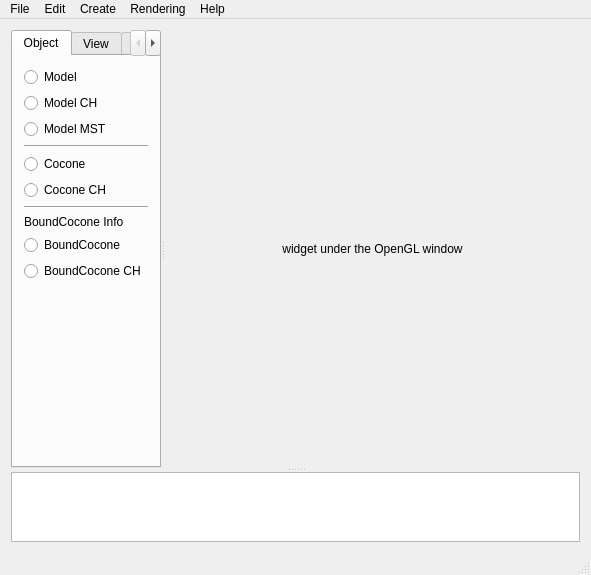
The window that src/ui/main_window/main_window.ui (cppd/math) describes before a commit, drawn with Qt 5.
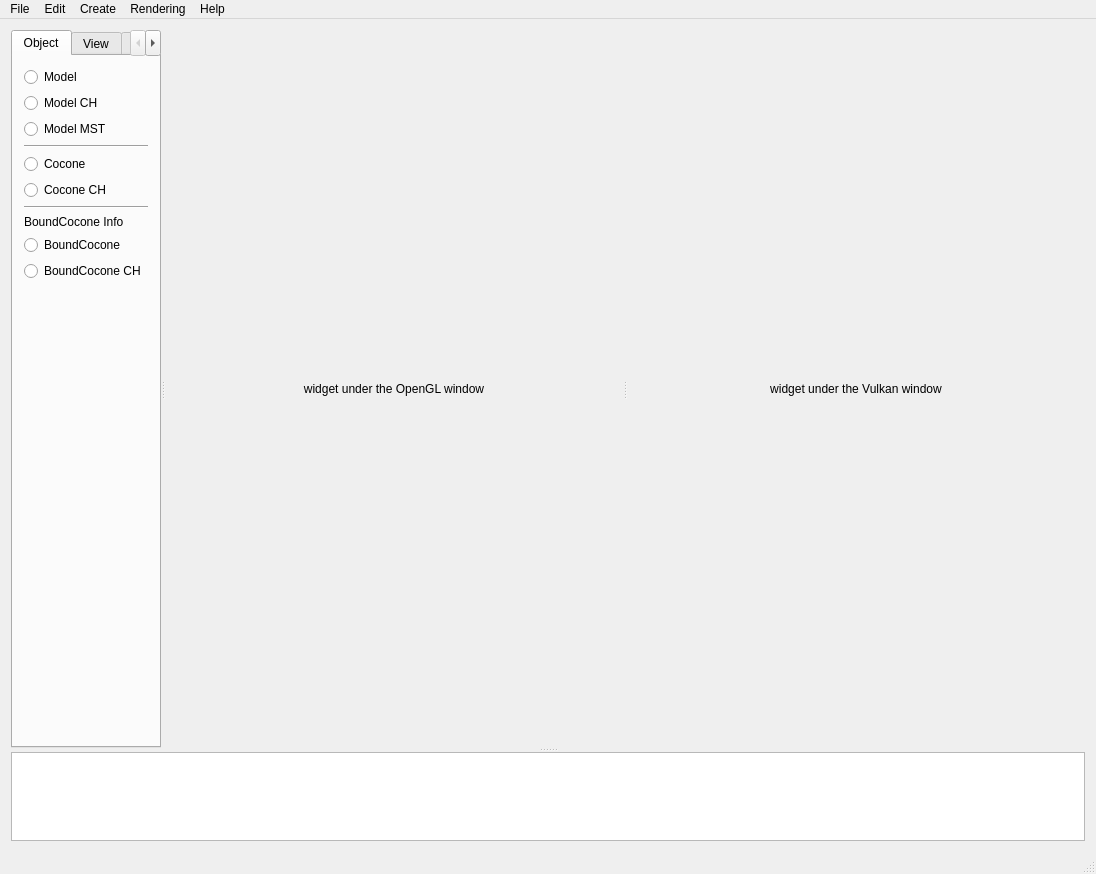
The same window after the commit. Custom widgets are drawn as their Qt base class.

Commit message: add the Vulkan window to the main window

What changed in the file:
```diff
--- a/src/ui/main_window/main_window.ui
+++ b/src/ui/main_window/main_window.ui
@@ -9,8 +9,8 @@
    <rect>
     <x>0</x>
     <y>0</y>
-    <width>591</width>
-    <height>575</height>
+    <width>1096</width>
+    <height>874</height>
    </rect>
   </property>
   <widget class="QWidget" name="mainWidget">
@@ -1032,6 +1032,29 @@
          <set>Qt::AlignCenter</set>
         </property>
        </widget>
+       <widget class="GraphicsWidget" name="graphics_widget_vulkan">
+        <property name="sizePolicy">
+         <sizepolicy hsizetype="Preferred" vsizetype="Preferred">
+          <horstretch>3</horstretch>
+          <verstretch>0</verstretch>
+         </sizepolicy>
+        </property>
+        <property name="minimumSize">
+         <size>
+          <width>400</width>
+          <height>400</height>
+         </size>
+        </property>
+        <property name="text">
+         <string>widget under the Vulkan window</string>
+        </property>
+        <property name="textFormat">
+         <enum>Qt::PlainText</enum>
+        </property>
+        <property name="alignment">
+         <set>Qt::AlignCenter</set>
+        </property>
+       </widget>
       </widget>
       <widget class="QTextEdit" name="text_log">
        <property name="sizePolicy">
@@ -1061,8 +1084,8 @@
     <rect>
      <x>0</x>
      <y>0</y>
-     <width>591</width>
-     <height>20</height>
+     <width>1096</width>
+     <height>29</height>
     </rect>
    </property>
    <property name="sizePolicy">
```
Left out of the diff: 2 changed lines with no effect on the pictures. The commit also changes 6 other files.
